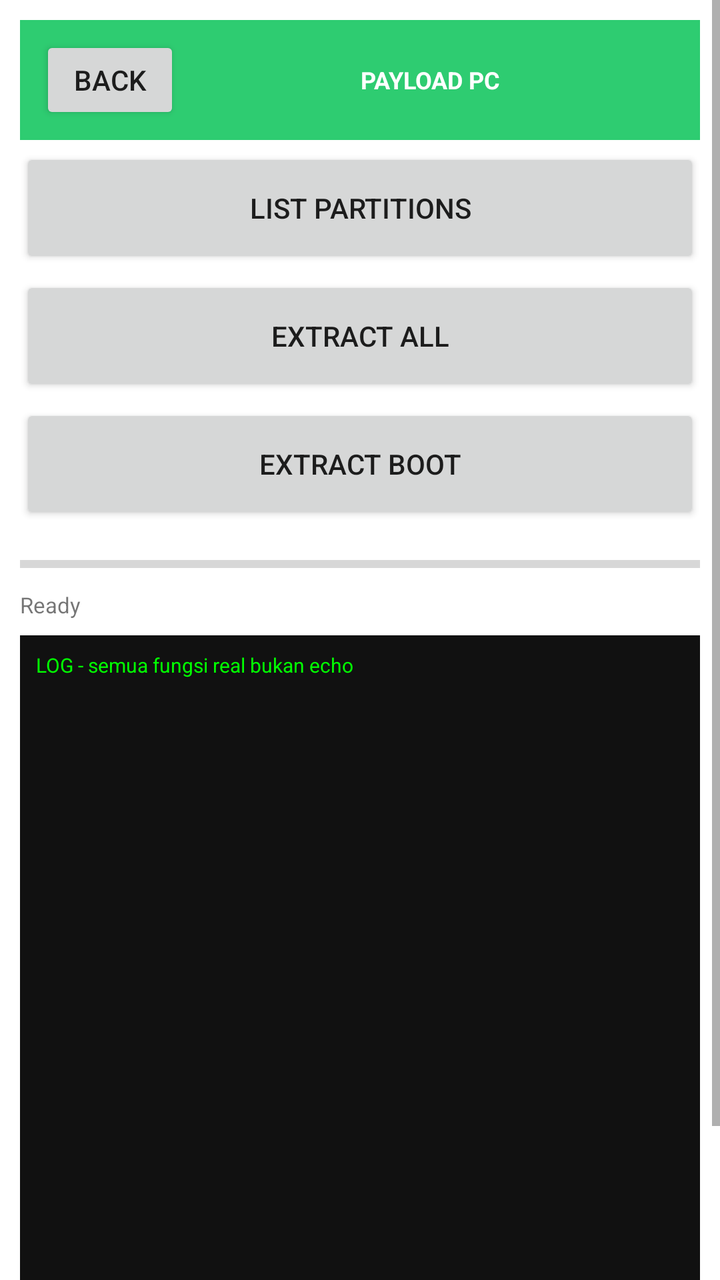
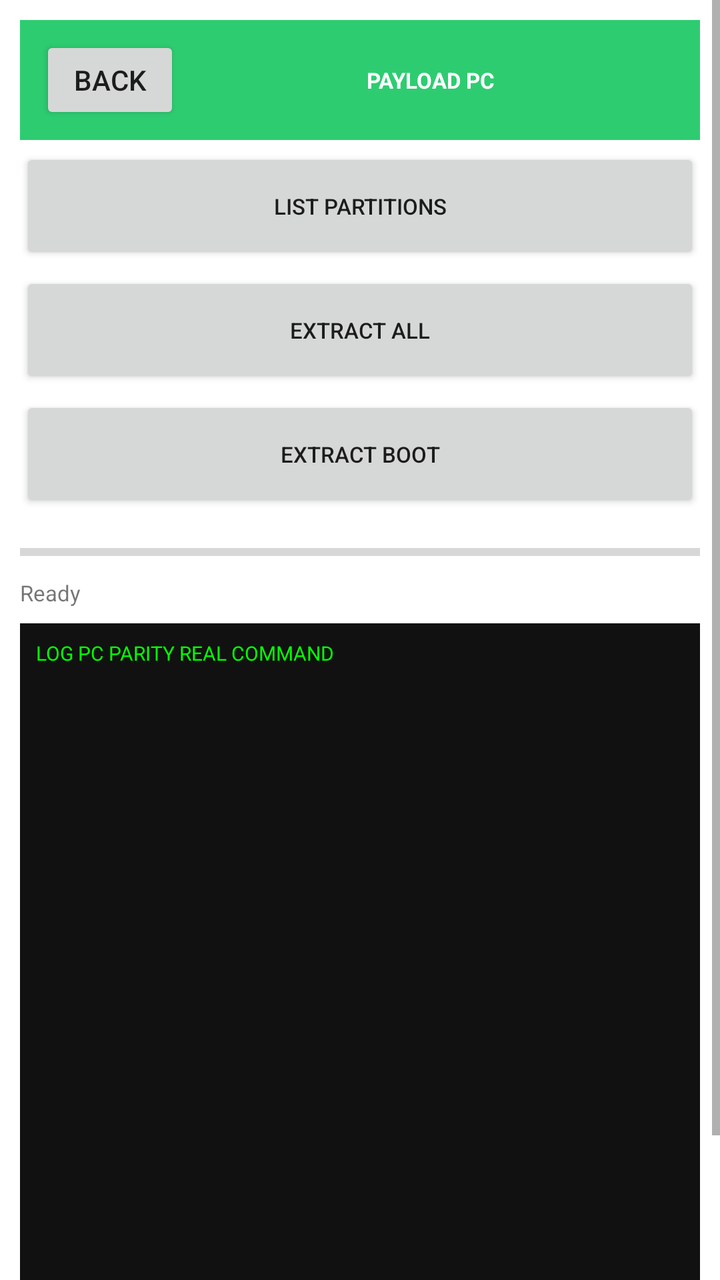

Before-and-after screenshots of an Android layout around one commit, followed by the original layout XML and the change that was made.
<!-- AndroidManifest.xml: application theme Theme.OTGFlasher -->
<!-- res/layout/activity_payload.xml -->
<?xml version="1.0" encoding="utf-8"?>
<ScrollView xmlns:android="http://schemas.android.com/apk/res/android" android:layout_width="match_parent" android:layout_height="match_parent" android:background="#FFFFFF">
<LinearLayout android:orientation="vertical" android:layout_width="match_parent" android:layout_height="wrap_content" android:padding="10dp">
<LinearLayout android:orientation="horizontal" android:layout_width="match_parent" android:layout_height="60dp" android:background="#2ECC71" android:gravity="center_vertical" android:padding="10dp"><Button android:id="@+id/btn_back" android:text="BACK" android:layout_width="70dp" android:layout_height="44dp"/><TextView android:text="PAYLOAD PC" android:textSize="12sp" android:textStyle="bold" android:textColor="#FFFFFF" android:layout_width="0dp" android:layout_weight="1" android:layout_height="wrap_content" android:gravity="center"/></LinearLayout>
<Button android:id="@+id/btn_list_partitions_0" android:text="LIST partitions" android:layout_width="match_parent" android:layout_height="60dp" android:layout_marginTop="4dp"/>
<Button android:id="@+id/btn_extract_all_1" android:text="EXTRACT ALL" android:layout_width="match_parent" android:layout_height="60dp" android:layout_marginTop="4dp"/>
<Button android:id="@+id/btn_extract_boot_2" android:text="EXTRACT boot" android:layout_width="match_parent" android:layout_height="60dp" android:layout_marginTop="4dp"/>
<ProgressBar android:id="@+id/progress_bar" style="?android:attr/progressBarStyleHorizontal" android:layout_width="match_parent" android:layout_height="16dp" android:max="100" android:layout_marginTop="12dp"/>
<TextView android:id="@+id/txt_detail" android:text="Ready" android:textSize="11sp" android:layout_width="match_parent" android:layout_height="wrap_content" android:layout_marginTop="5dp"/>
<TextView android:id="@+id/log_view" android:text="LOG - semua fungsi real bukan echo" android:textSize="10sp" android:background="#111111" android:textColor="#00FF00" android:padding="8dp" android:layout_width="match_parent" android:layout_height="400dp" android:layout_marginTop="8dp"/>
</LinearLayout></ScrollView>
<!-- resources referenced by this layout -->
<resources>
  <style name="Theme.OTGFlasher" parent="android:Theme.Material.Light.NoActionBar" />
</resources>

<!-- the commit's change to res/layout/activity_payload.xml (unified diff, before → after) -->
@@ -1,11 +1,11 @@
 <?xml version="1.0" encoding="utf-8"?>
 <ScrollView xmlns:android="http://schemas.android.com/apk/res/android" android:layout_width="match_parent" android:layout_height="match_parent" android:background="#FFFFFF">
 <LinearLayout android:orientation="vertical" android:layout_width="match_parent" android:layout_height="wrap_content" android:padding="10dp">
-<LinearLayout android:orientation="horizontal" android:layout_width="match_parent" android:layout_height="60dp" android:background="#2ECC71" android:gravity="center_vertical" android:padding="10dp"><Button android:id="@+id/btn_back" android:text="BACK" android:layout_width="70dp" android:layout_height="44dp"/><TextView android:text="PAYLOAD PC" android:textSize="12sp" android:textStyle="bold" android:textColor="#FFFFFF" android:layout_width="0dp" android:layout_weight="1" android:layout_height="wrap_content" android:gravity="center"/></LinearLayout>
-<Button android:id="@+id/btn_list_partitions_0" android:text="LIST partitions" android:layout_width="match_parent" android:layout_height="60dp" android:layout_marginTop="4dp"/>
-<Button android:id="@+id/btn_extract_all_1" android:text="EXTRACT ALL" android:layout_width="match_parent" android:layout_height="60dp" android:layout_marginTop="4dp"/>
-<Button android:id="@+id/btn_extract_boot_2" android:text="EXTRACT boot" android:layout_width="match_parent" android:layout_height="60dp" android:layout_marginTop="4dp"/>
+<LinearLayout android:orientation="horizontal" android:layout_width="match_parent" android:layout_height="60dp" android:background="#2ECC71" android:gravity="center_vertical" android:padding="10dp"><Button android:id="@+id/btn_back" android:text="BACK" android:layout_width="70dp" android:layout_height="44dp"/><TextView android:text="PAYLOAD PC" android:textSize="11sp" android:textStyle="bold" android:textColor="#FFFFFF" android:layout_width="0dp" android:layout_weight="1" android:layout_height="wrap_content" android:gravity="center"/></LinearLayout>
+<Button android:id="@+id/btn_list_partitions_0" android:text="LIST partitions" android:layout_width="match_parent" android:layout_height="58dp" android:layout_marginTop="4dp" android:textSize="11sp"/>
+<Button android:id="@+id/btn_extract_all_1" android:text="EXTRACT ALL" android:layout_width="match_parent" android:layout_height="58dp" android:layout_marginTop="4dp" android:textSize="11sp"/>
+<Button android:id="@+id/btn_extract_boot_2" android:text="EXTRACT boot" android:layout_width="match_parent" android:layout_height="58dp" android:layout_marginTop="4dp" android:textSize="11sp"/>
 <ProgressBar android:id="@+id/progress_bar" style="?android:attr/progressBarStyleHorizontal" android:layout_width="match_parent" android:layout_height="16dp" android:max="100" android:layout_marginTop="12dp"/>
 <TextView android:id="@+id/txt_detail" android:text="Ready" android:textSize="11sp" android:layout_width="match_parent" android:layout_height="wrap_content" android:layout_marginTop="5dp"/>
-<TextView android:id="@+id/log_view" android:text="LOG - semua fungsi real bukan echo" android:textSize="10sp" android:background="#111111" android:textColor="#00FF00" android:padding="8dp" android:layout_width="match_parent" android:layout_height="400dp" android:layout_marginTop="8dp"/>
+<TextView android:id="@+id/log_view" android:text="LOG PC PARITY REAL COMMAND" android:textSize="10sp" android:background="#111111" android:textColor="#00FF00" android:padding="8dp" android:layout_width="match_parent" android:layout_height="400dp" android:layout_marginTop="8dp"/>
 </LinearLayout></ScrollView>
